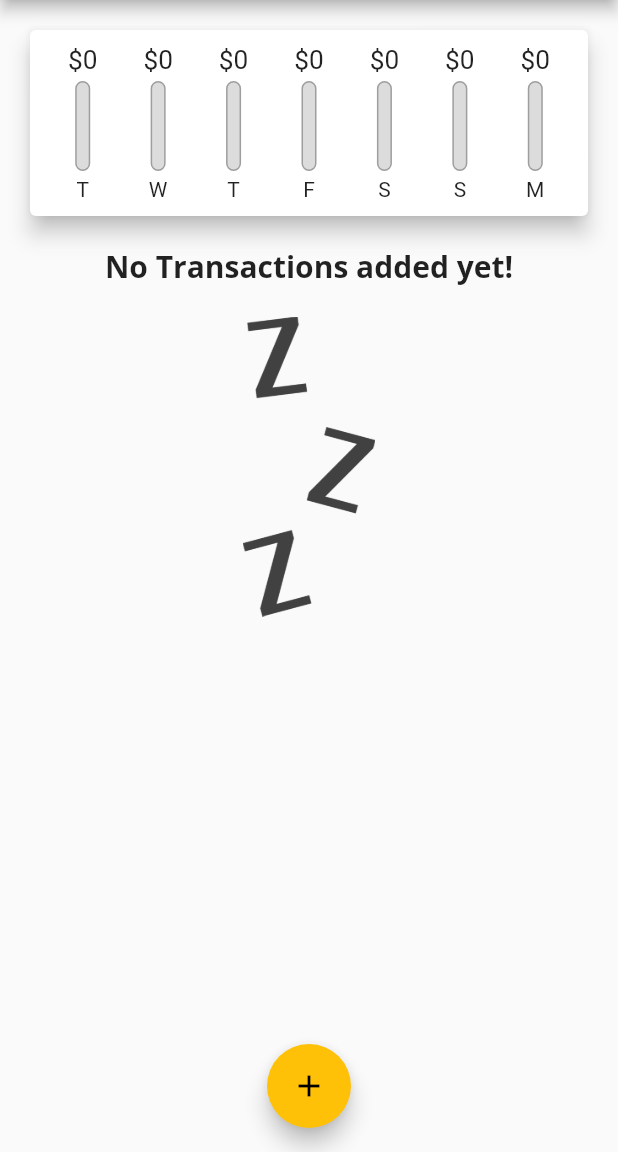
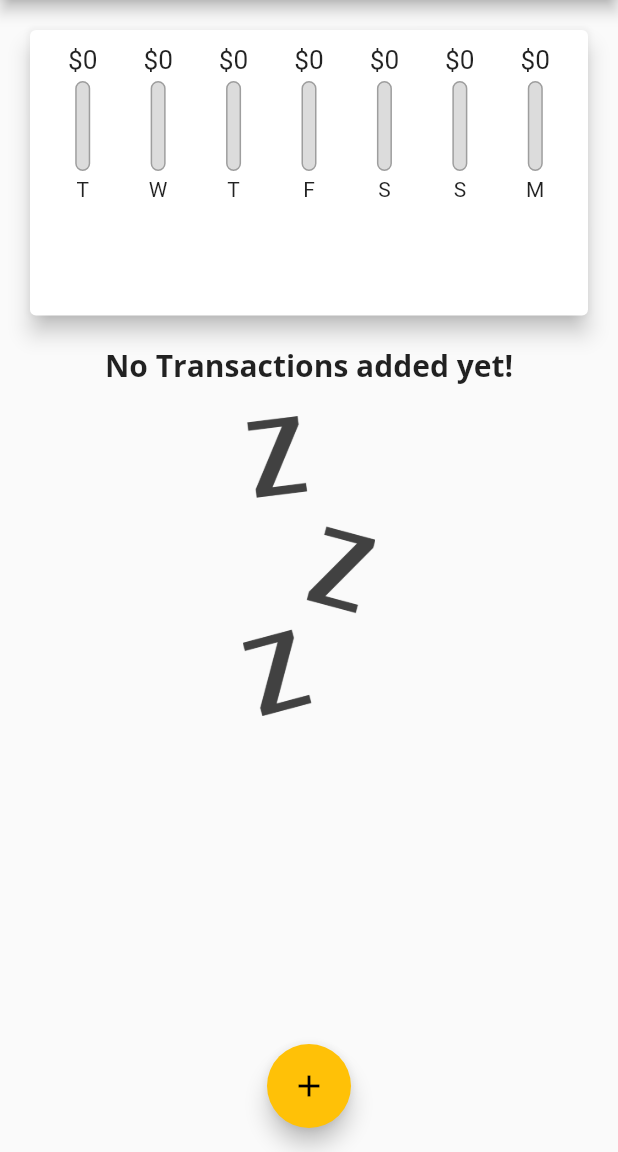
Before and after one commit to JoeyTheProgrammer/Flutter-Learning, a Flutter app: the screen it shows after launch, on a phone screen of 412 x 824 dp, the part 84-1236 px from its top. Run offline on Flutter 3.47's test engine with Material 2 defaults, Android fonts, the phone set to English and light mode, and no system bars.

Commit message:
Modification to fit on different screens

```diff
--- a/lib/main.dart
+++ b/lib/main.dart
@@ -96,8 +96,7 @@
 
   @override
   Widget build(BuildContext context) {
-    return Scaffold(
-      appBar: AppBar(
+    final appBar = AppBar(
       title: Text(
         'Flutter App',
       ),
@@ -108,14 +107,28 @@
               Icons.add,
             )),
       ],
-      ),
+    );
+    return Scaffold(
+      appBar: appBar,
       body: SingleChildScrollView(
         child: Column(
           //mainAxisAlignment: MainAxisAlignment.start,
           crossAxisAlignment: CrossAxisAlignment.stretch,
           children: <Widget>[
-            Chart(_recentTransactions),
-            TransactionList(_userTransactions, _deleteTransaction),
+            Container(
+              height: (MediaQuery.of(context).size.height -
+                      appBar.preferredSize.height -
+                      MediaQuery.of(context).padding.top) *
+                  0.3,
+              child: Chart(_recentTransactions),
+            ),
+            Container(
+              child: TransactionList(_userTransactions, _deleteTransaction),
+              height: (MediaQuery.of(context).size.height -
+                      appBar.preferredSize.height -
+                      MediaQuery.of(context).padding.top) *
+                  0.7,
+            ),
           ],
         ),
       ),
--- a/lib/widgets/transaction_list.dart
+++ b/lib/widgets/transaction_list.dart
@@ -11,9 +11,7 @@
 
   @override
   Widget build(BuildContext context) {
-    return Container(
-      height: 450,
-      child: transactions.isEmpty
+    return transactions.isEmpty
         ? Column(
             children: [
               Text(
@@ -68,7 +66,6 @@
               );
             },
             itemCount: transactions.length,
-            ),
           );
   }
 }
```
Lines whose indentation alone changed are shown as unchanged.
